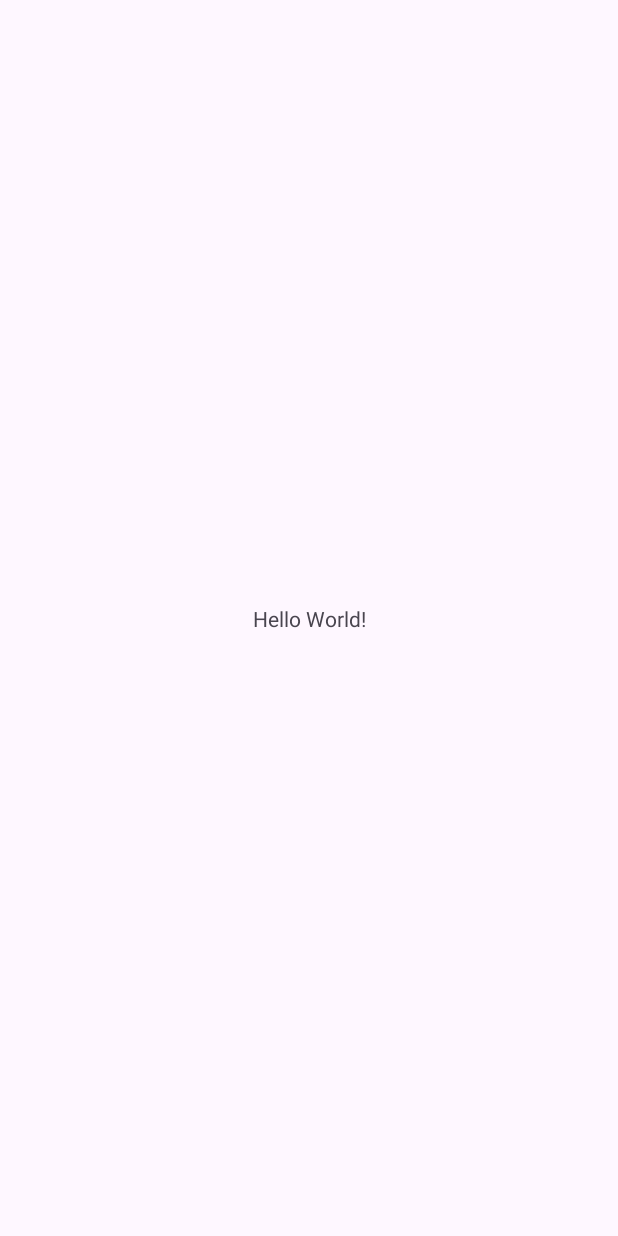
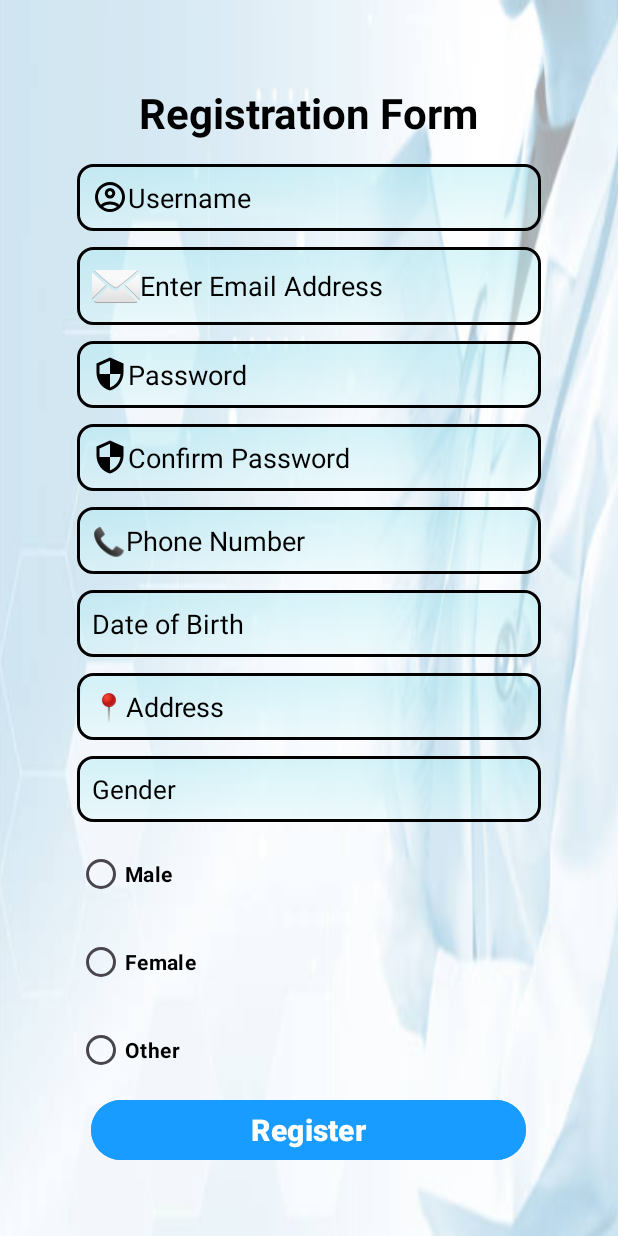
Before and after one commit to ShrutikaNakate/Medicine-Reminder, an Android app: the screen it shows after launch (MainActivity before the commit, RegistrationActivity after it), on a phone screen of 412 x 824 dp. Before the commit the screen is almost empty. Run offline under Robolectric (Android 15) with nearby library versions, the phone set to English and light mode, and no system bars.

Commit message:
Initial commit - added full Android project

```diff
--- a/app/src/main/java/com/example/medicinereminder/MainActivity.java
+++ b/app/src/main/java/com/example/medicinereminder/HomeScreen.java
@@ -8,17 +8,13 @@ import androidx.core.graphics.Insets;
 import androidx.core.view.ViewCompat;
 import androidx.core.view.WindowInsetsCompat;
 
-public class MainActivity extends AppCompatActivity {
+public class HomeScreen extends AppCompatActivity {
 
     @Override
     protected void onCreate(Bundle savedInstanceState) {
         super.onCreate(savedInstanceState);
         EdgeToEdge.enable(this);
-        setContentView(R.layout.activity_main);
-        ViewCompat.setOnApplyWindowInsetsListener(findViewById(R.id.main), (v, insets) -> {
-            Insets systemBars = insets.getInsets(WindowInsetsCompat.Type.systemBars());
-            v.setPadding(systemBars.left, systemBars.top, systemBars.right, systemBars.bottom);
-            return insets;
-        });
+        setContentView(R.layout.activity_home_screen);
+
     }
 }
--- /dev/null
+++ b/app/src/main/java/com/example/medicinereminder/RegistrationActivity.java
@@ -0,0 +1,106 @@
+package com.example.medicinereminder;
+
+import android.annotation.SuppressLint;
+import android.content.Context;
+import android.content.Intent;
+import android.database.sqlite.SQLiteDatabase;
+import android.os.Bundle;
+import android.view.View;
+import android.widget.Button;
+import android.widget.EditText;
+import android.widget.RadioButton;
+import android.widget.Toast;
+
+import androidx.activity.EdgeToEdge;
+import androidx.appcompat.app.AppCompatActivity;
+
+public class RegistrationActivity extends AppCompatActivity {
+
+    SQLiteDatabase db;
+    EditText eu,ee,ep,ecp,epn,ed,ea;
+    RadioButton rm,rf,ro;
+    Button sb;
+
+    @SuppressLint("MissingInflatedId")
+    @Override
+    protected void onCreate(Bundle savedInstanceState) {
+        super.onCreate(savedInstanceState);
+        EdgeToEdge.enable(this);
+        setContentView(R.layout.activity_registration);
+
+        eu=findViewById(R.id.usernm);
+        ee=findViewById(R.id.email);
+        ep=findViewById(R.id.password);
+        ecp=findViewById(R.id.confirm_pass);
+        epn=findViewById(R.id.phone);
+        ed=findViewById(R.id.date_Birth);
+        ea=findViewById(R.id.address);
+
+        rm=findViewById(R.id.male);
+        rf=findViewById(R.id.female);
+        ro=findViewById(R.id.other);
+
+        sb=findViewById(R.id.submit_btn);
+
+        db=openOrCreateDatabase("medicare", Context.MODE_PRIVATE,null);
+        db.execSQL("create table if not exists registration(Username varchar(50),Email varchar(90) primary key,Password varchar(20),Confirm_Password varchar(20),Phone_Number varchar(20),DOB varchar(10),Address varchar(100),Gender varchar(7))");
+
+        sb.setOnClickListener(new View.OnClickListener() {
+            @Override
+            public void onClick(View v) {
+                String username = eu.getText().toString();
+                String email= ee.getText().toString();
+                String password = ep.getText().toString();
+                String confirm_password = ecp.getText().toString();
+                String phone = epn.getText().toString();
+                String dob = ed.getText().toString();
+                String address = ea.getText().toString();
+                String gender=" ";
+                if(rm.isChecked())
+                {
+                    gender="Male";
+                }
+                else if(rf.isChecked()){
+                    gender="Female";
+                }
+                if(ro.isChecked()){
+                    gender="Other";
+                }
+
+
+
+                if (username.isEmpty() || email.isEmpty() || password.isEmpty() || confirm_password.isEmpty() || phone.isEmpty() || dob.isEmpty() || address.isEmpty()) {
+                    Toast.makeText(RegistrationActivity.this, "Please fill all fields", Toast.LENGTH_SHORT).show();
+                }
+                else if (!password.equals(confirm_password)) {
+                    Toast.makeText(RegistrationActivity.this, "Password not match", Toast.LENGTH_SHORT).show();
+                }
+                else{
+                    try{
+
+                        String insertQuery = "INSERT INTO registration VALUES('" + username + "','" + email + "','" + password + "','" + confirm_password + "','" + phone + "','" + dob + "','" + address + "','" + gender + "')";
+                        db.execSQL(insertQuery);
+
+                        eu.setText("");
+                        ee.setText("");
+                        ep.setText("");
+                        ecp.setText("");
+                        epn.setText("");
+                        ed.setText("");
+                        ea.setText("");
+                        rm.setChecked(false);
+                        rf.setChecked(false);
+                        ro.setChecked(false);
+
+                        Intent iHome=new Intent(RegistrationActivity.this,HomeScreen.class);
+                        startActivity(iHome);
+                    }
+                    catch (Exception e) {
+                        Toast.makeText(RegistrationActivity.this, "Error"+e.getMessage(),Toast.LENGTH_SHORT).show();
+                    }
+                }
+            }
+        });
+
+    }
+}
--- /dev/null
+++ b/app/src/main/java/com/example/medicinereminder/SplashScreenActivity.java
@@ -0,0 +1,28 @@
+package com.example.medicinereminder;
+
+import android.annotation.SuppressLint;
+import android.content.Intent;
+import android.os.Bundle;
+import android.os.Handler;
+
+import androidx.activity.EdgeToEdge;
+import androidx.appcompat.app.AppCompatActivity;
+
+@SuppressLint("CustomSplashScreen")
+public class SplashScreenActivity extends AppCompatActivity {
+
+    @Override
+    protected void onCreate(Bundle savedInstanceState) {
+        super.onCreate(savedInstanceState);
+        EdgeToEdge.enable(this);
+        setContentView(R.layout.splashscreen_activity);
+
+         new Handler().postDelayed(new Runnable() {
+            @Override
+            public void run() {
+                Intent i = new Intent(SplashScreenActivity.this, RegistrationActivity.class);
+                startActivity(i);
+            }
+        },5000);
+    }
+}
--- /dev/null
+++ b/app/src/main/res/drawable/baseline_security.xml
@@ -0,0 +1,5 @@
+<vector xmlns:android="http://schemas.android.com/apk/res/android" android:height="24dp" android:tint="#000000" android:viewportHeight="24" android:viewportWidth="24" android:width="24dp">
+
+    <path android:fillColor="@android:color/white" android:pathData="M12,1L3,5v6c0,5.55 3.84,10.74 9,12 5.16,-1.26 9,-6.45 9,-12L21,5l-9,-4zM12,11.99h7c-0.53,4.12 -3.28,7.79 -7,8.94L12,12L5,12L5,6.3l7,-3.11v8.8z"/>
+
+</vector>
--- /dev/null
+++ b/app/src/main/res/drawable/border.xml
@@ -0,0 +1,23 @@
+<layer-list xmlns:android="http://schemas.android.com/apk/res/android">
+
+    <!-- Border -->
+    <item>
+        <shape android:shape="rectangle">
+            <solid android:color="#00000000" /> <!-- Transparent fill -->
+            <stroke android:width="2dp" android:color="@color/black"/> <!-- Green border -->
+            <corners android:radius="10dp"/>
+        </shape>
+    </item>
+
+    <!-- Gradient background -->
+    <item android:top="2dp" android:left="2dp" android:right="2dp" android:bottom="2dp">
+        <shape android:shape="rectangle">
+            <gradient
+                android:startColor="#80E0F7FA"
+                android:endColor="#80B2EBF2"
+                android:angle="90"/>
+            <corners android:radius="10dp"/>
+        </shape>
+    </item>
+
+</layer-list>
--- /dev/null
+++ b/app/src/main/res/drawable/outline_account_circle_24.xml
@@ -0,0 +1,5 @@
+<vector xmlns:android="http://schemas.android.com/apk/res/android" android:height="24dp" android:tint="#000000" android:viewportHeight="960" android:viewportWidth="960" android:width="24dp">
+
+    <path android:fillColor="@android:color/white" android:pathData="M234,684Q285,645 348,622.5Q411,600 480,600Q549,600 612,622.5Q675,645 726,684Q761,643 780.5,591Q800,539 800,480Q800,347 706.5,253.5Q613,160 480,160Q347,160 253.5,253.5Q160,347 160,480Q160,539 179.5,591Q199,643 234,684ZM480,520Q421,520 380.5,479.5Q340,439 340,380Q340,321 380.5,280.5Q421,240 480,240Q539,240 579.5,280.5Q620,321 620,380Q620,439 579.5,479.5Q539,520 480,520ZM480,880Q397,880 324,848.5Q251,817 197,763Q143,709 111.5,636Q80,563 80,480Q80,397 111.5,324Q143,251 197,197Q251,143 324,111.5Q397,80 480,80Q563,80 636,111.5Q709,143 763,197Q817,251 848.5,324Q880,397 880,480Q880,563 848.5,636Q817,709 763,763Q709,817 636,848.5Q563,880 480,880ZM480,800Q533,800 580,784.5Q627,769 666,740Q627,711 580,695.5Q533,680 480,680Q427,680 380,695.5Q333,711 294,740Q333,769 380,784.5Q427,800 480,800ZM480,440Q506,440 523,423Q540,406 540,380Q540,354 523,337Q506,320 480,320Q454,320 437,337Q420,354 420,380Q420,406 437,423Q454,440 480,440ZM480,380Q480,380 480,380Q480,380 480,380Q480,380 480,380Q480,380 480,380Q480,380 480,380Q480,380 480,380Q480,380 480,380Q480,380 480,380ZM480,740Q480,740 480,740Q480,740 480,740Q480,740 480,740Q480,740 480,740Q480,740 480,740Q480,740 480,740Q480,740 480,740Q480,740 480,740Z"/>
+
+</vector>
--- a/app/src/main/res/layout/activity_main.xml
+++ b/app/src/main/res/layout/activity_home_screen.xml
@@ -5,15 +5,6 @@
     android:id="@+id/main"
     android:layout_width="match_parent"
     android:layout_height="match_parent"
-    tools:context=".MainActivity">
-
-    <TextView
-        android:layout_width="wrap_content"
-        android:layout_height="wrap_content"
-        android:text="Hello World!"
-        app:layout_constraintBottom_toBottomOf="parent"
-        app:layout_constraintEnd_toEndOf="parent"
-        app:layout_constraintStart_toStartOf="parent"
-        app:layout_constraintTop_toTopOf="parent" />
+    tools:context=".HomeScreen">
 
 </androidx.constraintlayout.widget.ConstraintLayout>
--- /dev/null
+++ b/app/src/main/res/layout/activity_registration.xml
@@ -0,0 +1,150 @@
+<LinearLayout xmlns:android="http://schemas.android.com/apk/res/android"
+    android:layout_width="match_parent"
+    android:orientation="vertical"
+    android:gravity="center"
+    android:background="@drawable/regis"
+    android:layout_height="match_parent">
+
+    <TextView
+        android:layout_width="wrap_content"
+        android:layout_height="wrap_content"
+        android:text="Registration Form"
+        android:layout_gravity="center"
+        android:layout_margin="10dp"
+        android:textSize="28dp"
+        android:textStyle="bold"
+        android:textColor="@color/black"/>
+
+    <EditText
+        android:id="@+id/usernm"
+        android:layout_width="309dp"
+        android:layout_height="wrap_content"
+        android:background="@drawable/border"
+        android:padding="10dp"
+        android:layout_margin="5dp"
+        android:drawableLeft="@drawable/outline_account_circle_24"
+        android:hint="Username"
+        android:textColorHint="@color/black"/>
+
+    <EditText
+        android:id="@+id/email"
+        android:layout_width="309dp"
+        android:layout_height="wrap_content"
+        android:layout_margin="5dp"
+        android:background="@drawable/border"
+        android:drawableLeft="@android:drawable/ic_dialog_email"
+        android:hint="Enter Email Address "
+        android:padding="10dp"
+        android:textColorHint="@color/black"/>
+
+    <EditText
+        android:id="@+id/password"
+        android:layout_width="309dp"
+        android:layout_height="wrap_content"
+        android:layout_margin="5dp"
+        android:background="@drawable/border"
+        android:hint="Password"
+        android:drawableLeft="@drawable/baseline_security"
+        android:padding="10dp"
+        android:textColorHint="@color/black"/>
+
+    <EditText
+        android:id="@+id/confirm_pass"
+        android:layout_width="309dp"
+        android:layout_height="wrap_content"
+        android:background="@drawable/border"
+        android:layout_margin="5dp"
+        android:padding="10dp"
+        android:drawableLeft="@drawable/baseline_security"
+        android:hint="Confirm Password"
+        android:textColorHint="@color/black"/>
+    <EditText
+        android:id="@+id/phone"
+        android:layout_width="309dp"
+        android:layout_height="wrap_content"
+        android:layout_margin="5dp"
+        android:background="@drawable/border"
+        android:hint="📞Phone Number"
+        android:padding="10dp"
+        android:textColorHint="@color/black"/>
+
+    <EditText
+        android:id="@+id/date_Birth"
+        android:layout_width="309dp"
+        android:layout_height="wrap_content"
+        android:hint="Date of Birth"
+        android:background="@drawable/border"
+        android:padding="10dp"
+        android:textColorHint="@color/black"
+        android:layout_margin="5dp"/>
+
+    <EditText
+        android:id="@+id/address"
+        android:layout_width="309dp"
+        android:layout_height="wrap_content"
+        android:text=""
+        android:hint="📍Address"
+        android:background="@drawable/border"
+        android:padding="10dp"
+        android:layout_margin="5dp"
+        android:textColorHint="@color/black"/>
+
+    <LinearLayout
+        android:layout_width="wrap_content"
+        android:layout_height="wrap_content"
+        android:orientation="vertical">
+    <TextView
+        android:layout_width="309dp"
+        android:layout_height="wrap_content"
+        android:layout_margin="5dp"
+        android:ems="10"
+        android:background="@drawable/border"
+        android:textColor="@color/black"
+        android:padding="10dp"
+        android:textSize="17sp"
+        android:text="@string/gender"/>
+
+    <RadioGroup
+        android:layout_width="309dp"
+        android:layout_height="wrap_content"
+        android:orientation="vertical">
+
+        <RadioButton
+            android:id="@+id/male"
+            android:layout_width="309dp"
+            android:layout_height="wrap_content"
+            android:layout_margin="5dp"
+            android:text="Male"
+            android:textColor="@color/black"
+            android:textStyle="bold"/>
+
+        <RadioButton
+            android:id="@+id/female"
+            android:layout_width="match_parent"
+            android:layout_height="wrap_content"
+            android:layout_margin="5dp"
+            android:text="Female"
+            android:textColor="@color/black"
+            android:textStyle="bold"/>
+
+        <RadioButton
+            android:id="@+id/other"
+            android:layout_width="match_parent"
+            android:layout_height="wrap_content"
+            android:layout_margin="5dp"
+            android:text="Other"
+            android:textColor="@color/black"
+            android:textStyle="bold"/>
+
+    </RadioGroup>
+    </LinearLayout>
+    <Button
+        android:id="@+id/submit_btn"
+        android:layout_width="290dp"
+        android:layout_height="wrap_content"
+        android:text="Register"
+        android:textStyle="bold"
+        android:textSize="20dp"
+        android:backgroundTint="#189CFF"/>
+
+</LinearLayout>
--- /dev/null
+++ b/app/src/main/res/layout/splashscreen_activity.xml
@@ -0,0 +1,6 @@
+<?xml version="1.0" encoding="utf-8"?>
+
+<RelativeLayout xmlns:android="http://schemas.android.com/apk/res/android"
+    android:layout_width="match_parent"
+    android:layout_height="match_parent"
+    android:background="@drawable/medi"/>
--- a/app/src/main/res/values/strings.xml
+++ b/app/src/main/res/values/strings.xml
@@ -1,3 +1,4 @@
 <resources>
     <string name="app_name">Medicine Reminder</string>
+    <string name="gender">Gender</string>
 </resources>
```
Also changed, not shown: app/src/main/AndroidManifest.xml (+10 -1 lines), app/src/main/java/com/example/medicinereminder/LoginActivity.java (added, +20 -0 lines), app/src/main/res/layout/activity_login.xml (added, +102 -0 lines), app/src/main/res/drawable/face.jpg (added), app/src/main/res/drawable/googlelogo.jpg (added), app/src/main/res/drawable/login.jpeg (added), app/src/main/res/drawable/medi.jpeg (added), app/src/main/res/drawable/regis.jpg (added).
